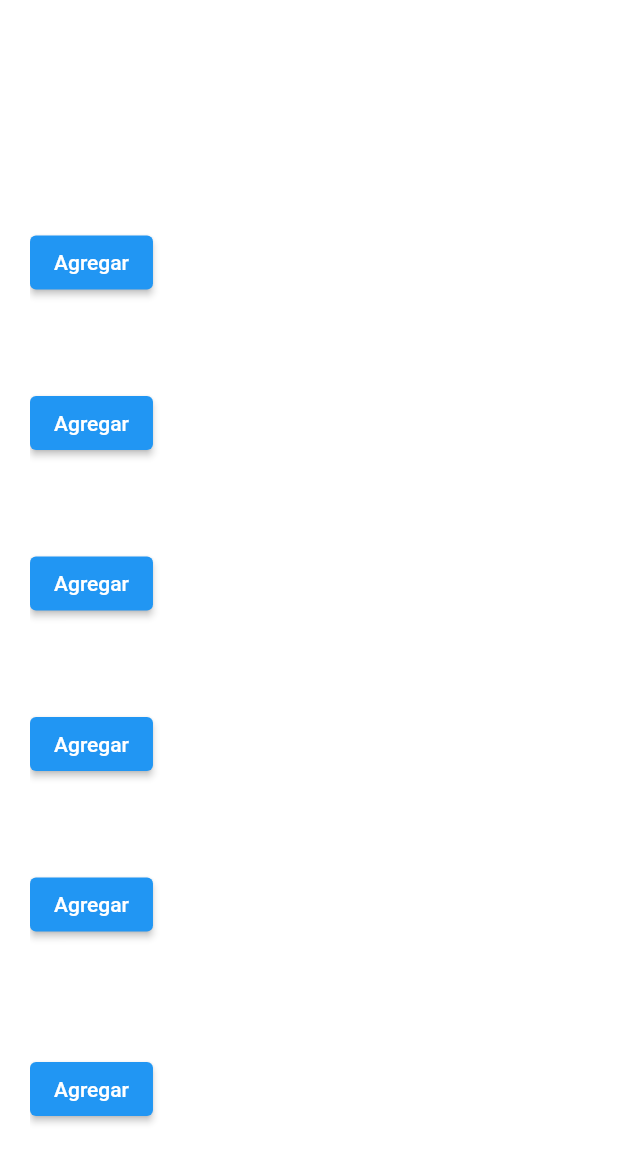
After one commit to cafoga98/TrainingAFD200, a Flutter app: the PizzeriaPage screen opened by its route, after a tap on "Ordenar", on a phone screen of 412 x 824 dp. The commit adds this screen. Shown: the top 1163 px of the screen. Run offline on Flutter 3.47's test engine with Material 2 defaults, Android fonts, the phone set to English and light mode, and no system bars.

Commit message:
Ejercicio pizzeria

```diff
--- a/lib/core/constant/styles/text_styles.dart
+++ b/lib/core/constant/styles/text_styles.dart
@@ -5,8 +5,8 @@ class TextStyles {
     headlineLarge: TextStyle(fontSize: 30.0, fontWeight: FontWeight.bold, color: Colors.black54),
     displayLarge: TextStyle(fontSize: 72.0, fontWeight: FontWeight.bold),
     titleLarge: TextStyle(fontSize: 36.0, fontStyle: FontStyle.italic),
+    bodyLarge: TextStyle(fontSize: 25.0, fontWeight: FontWeight.w700),
     bodyMedium: TextStyle(fontSize: 20.0, fontWeight: FontWeight.w700),
     bodySmall: TextStyle(fontSize: 14.0, fontWeight: FontWeight.w400),
-
   );
 }
--- a/lib/main.dart
+++ b/lib/main.dart
@@ -3,6 +3,9 @@ import 'package:grilles/core/constant/styles/text_styles.dart';
 import 'package:grilles/core/presentation/home_page.dart';
 import 'package:grilles/count/presentation/pages/page_count.dart';
 import 'package:grilles/grilles/presentation/pages/page_grilles.dart';
+import 'package:grilles/pizzeria/presentation/pages/menu.dart';
+import 'package:grilles/pizzeria/presentation/pages/order_here.dart';
+import 'package:grilles/pizzeria/presentation/pages/pizzeria_page.dart';
 
 void main() {
   runApp(const MyApp());
@@ -32,6 +35,9 @@ class MyApp extends StatelessWidget {
         '/': (context) => const HomePage(),
         '/grilles': (context) => const PageGrilles(),
         '/count': (context) => const PageCount(),
+        '/pizzeria': (context) => const PizzeriaPage(),
+        '/menuPizza': (context) => const Menu(),
+        '/order': (context) => const OrderHere(),
       },
     );
   }
--- /dev/null
+++ b/lib/pizzeria/presentation/pages/menu.dart
@@ -0,0 +1,74 @@
+import 'package:flutter/material.dart';
+import 'package:grilles/pizzeria/presentation/widgets/item.dart';
+
+class Menu extends StatelessWidget {
+  const Menu({Key? key}) : super(key: key);
+
+  @override
+  Widget build(BuildContext context) {
+    return Scaffold(
+      backgroundColor: Colors.black,
+      body: Container(
+        padding: const EdgeInsets.all(20),
+        child: Column(
+          crossAxisAlignment: CrossAxisAlignment.start,
+          children: [
+            const SizedBox(
+              height: 30,
+            ),
+            Center(
+              child: Text(
+                'Menu',
+                style: Theme.of(context)
+                    .textTheme
+                    .titleLarge!
+                    .copyWith(color: Colors.greenAccent),
+              ),
+            ),
+            const SizedBox(
+              height: 20,
+            ),
+            const Item(
+              flavor: 'Margarita',
+              price: '18,000',
+              description: 'Queso y salsa de tomate',
+            ),
+            const Item(
+              flavor: 'Hawaiana',
+              price: '22,000',
+              description: 'Queso, jamón y piña',
+            ),
+            const Item(
+              flavor: 'Pepperoni',
+              price: '22,000',
+              description: 'Queso y pepperoni',
+            ),
+            const Item(
+              flavor: 'Vegetariana',
+              price: '24,000',
+              description: 'Queso, champiñones, pimientos y cebolla',
+            ),
+            const Item(
+              flavor: 'Carne',
+              price: '26,000',
+              description: 'Queso, carne molida, tocino y pepperoni',
+            ),
+            const Item(
+              flavor: 'Cuatro Quesos',
+              price: '28,000',
+              description:
+                  'Queso mozzarella, queso gorgonzola, queso parmesano y queso de cabra',
+            ),
+            const Item(
+              flavor: 'Mexicana',
+              price: '28,000',
+              description:
+                  'Queso, carne molida, jalapeños, pimientos y salsa de tomate picante ',
+            ),
+          ],
+        ),
+      ),
+    );
+  }
+
+}
--- /dev/null
+++ b/lib/pizzeria/presentation/pages/order_here.dart
@@ -0,0 +1,137 @@
+import 'package:flutter/material.dart';
+import 'package:grilles/pizzeria/presentation/widgets/item.dart';
+
+class OrderHere extends StatefulWidget {
+  const OrderHere({Key? key}) : super(key: key);
+
+  @override
+  State<OrderHere> createState() => _OrderHereState();
+}
+
+class _OrderHereState extends State<OrderHere> {
+  double totalBill = 0;
+  @override
+  Widget build(BuildContext context) {
+    return Container(
+      padding: const EdgeInsets.all(20),
+      child: ListView(
+        //crossAxisAlignment: CrossAxisAlignment.start,
+        children: [
+          const SizedBox(
+            height: 30,
+          ),
+          Center(
+            child: Text(
+              'Ordena Aqui',
+              style: Theme.of(context)
+                  .textTheme
+                  .titleLarge!
+                  .copyWith(color: Colors.white),
+            ),
+          ),
+          Item(
+            flavor: 'Margarita',
+            price: '18.000',
+            description: 'Queso y salsa de tomate',
+            onPressed: () {
+              setState(() {
+                totalBill += 18.000;
+              });
+            },
+          ),
+          Item(
+            flavor: 'Hawaiana',
+            price: '22.000',
+            description: 'Queso, jamón y piña',
+            onPressed: () {
+              setState(() {
+                totalBill += 22.000;
+              });
+            },
+          ),
+          Item(
+            flavor: 'Pepperoni',
+            price: '22.000',
+            description: 'Queso y pepperoni',
+            onPressed: () {
+              setState(() {
+                totalBill += 22.000;
+              });
+            },
+          ),
+          Item(
+            flavor: 'Vegetariana',
+            price: '24.000',
+            description: 'Queso, champiñones, pimientos y cebolla',
+            onPressed: () {
+              setState(() {
+                totalBill += 24.000;
+              });
+            },
+          ),
+          Item(
+            flavor: 'Carne',
+            price: '26.000',
+            description: 'Queso, carne molida, tocino y pepperoni',
+            onPressed: () {
+              setState(() {
+                totalBill += 26.000;
+              });
+            },
+          ),
+          Item(
+            flavor: 'Cuatro Quesos',
+            price: '28.000',
+            description:
+                'Queso mozzarella, queso gorgonzola, queso parmesano y queso de cabra',
+            onPressed: () {
+              setState(() {
+                totalBill += 28.000;
+              });
+            },
+          ),
+          Item(
+            flavor: 'Mexicana',
+            price: '28.000',
+            description:
+                'Queso, carne molida, jalapeños, pimientos y salsa de tomate picante ',
+            onPressed: () {
+              setState(() {
+                totalBill += 28.000;
+              });
+            },
+          ),
+          const SizedBox(
+            height: 30,
+          ),
+          Text(
+            'Total Facturado',
+            style: Theme.of(context)
+                .textTheme
+                .bodyLarge!
+                .copyWith(color: Colors.white),
+          ),
+          const Divider(
+            color: Colors.white,
+          ),
+          Text(
+            'Valor a pagar: \$${totalBill.toString()}00',
+            style: Theme.of(context)
+                .textTheme
+                .bodyMedium!
+                .copyWith(color: Colors.white),
+          ),
+          const SizedBox(
+            height: 20,
+          ),
+          ElevatedButton(
+            onPressed: () {},
+            child: const Text(
+              'Pagar',
+            ),
+          ),
+        ],
+      ),
+    );
+  }
+}
--- /dev/null
+++ b/lib/pizzeria/presentation/pages/pizzeria_page.dart
@@ -0,0 +1,58 @@
+import 'package:flutter/material.dart';
+import 'package:grilles/pizzeria/models/pizzeria_model.dart';
+import 'package:grilles/pizzeria/presentation/widgets/card_pizzeria.dart';
+
+List<PizzeriaModel> menu = [
+  PizzeriaModel(
+    title: 'Ordenar',
+    image: 'assets/img/order.png',
+    route: '/order',
+  ),
+  PizzeriaModel(
+    title: 'Menu',
+    image: 'assets/img/order.png',
+    route: '/menuPizza',
+  ),
+  PizzeriaModel(
+    title: 'Salir',
+    image: 'assets/img/order.png',
+    route: '/pizzeria',
+  )
+];
+
+class PizzeriaPage extends StatefulWidget {
+  const PizzeriaPage({Key? key}) : super(key: key);
+
+  @override
+  State<PizzeriaPage> createState() => _PizzeriaPageState();
+}
+
+class _PizzeriaPageState extends State<PizzeriaPage> {
+  @override
+  Widget build(BuildContext context) {
+    return Scaffold(
+      backgroundColor: Colors.black,
+      body: Column(
+        children: [
+          Padding(
+            padding: const EdgeInsets.all(50),
+            child: Image.asset('assets/img/pizzeria.png'),
+          ),
+          Container(
+            height: MediaQuery.of(context).size.height / 1.5,
+            width: MediaQuery.of(context).size.width,
+            padding: const EdgeInsets.all(10),
+            child: GridView.count(
+              crossAxisSpacing: 15,
+              mainAxisSpacing: 15,
+              crossAxisCount: 2,
+              children: List.generate(3, (index) {
+                return CardPizzeria(pizzeriaModel: menu[index]);
+              }),
+            ),
+          )
+        ],
+      ),
+    );
+  }
+}
--- /dev/null
+++ b/lib/pizzeria/presentation/widgets/card_pizzeria.dart
@@ -0,0 +1,51 @@
+import 'package:flutter/material.dart';
+import 'package:grilles/pizzeria/models/pizzeria_model.dart';
+
+class CardPizzeria extends StatefulWidget {
+  final PizzeriaModel pizzeriaModel;
+
+  const CardPizzeria({Key? key, required this.pizzeriaModel}) : super(key: key);
+
+  @override
+  State<CardPizzeria> createState() => _CardPizzeriaState();
+}
+
+class _CardPizzeriaState extends State<CardPizzeria> {
+  @override
+  Widget build(BuildContext context) {
+    return GestureDetector(
+      onTap: () => Navigator.pushNamed(
+        context,
+        widget.pizzeriaModel.route,
+      ),
+      child: Container(
+        decoration: BoxDecoration(
+          image: DecorationImage(
+            image: AssetImage(widget.pizzeriaModel.image),
+            opacity: 50,
+            colorFilter: const ColorFilter.mode(
+              Colors.black54,
+              BlendMode.colorBurn,
+            ),
+          ),
+          borderRadius: BorderRadius.circular(10),
+          boxShadow: [
+            BoxShadow(
+              color: Colors.white.withOpacity(0.5),
+              spreadRadius: 2,
+              blurRadius: 3,
+              offset: const Offset(0.9, 0.3), // changes position of shadow
+            ),
+          ],
+        ),
+        child: Center(
+          child: Text(widget.pizzeriaModel.title,
+              style: Theme.of(context)
+                  .textTheme
+                  .bodyMedium!
+                  .copyWith(color: Colors.white)),
+        ),
+      ),
+    );
+  }
+}
--- /dev/null
+++ b/lib/pizzeria/presentation/widgets/item.dart
@@ -0,0 +1,54 @@
+import 'package:flutter/material.dart';
+
+class Item extends StatefulWidget {
+  final String flavor;
+  final String price;
+  final String description;
+  final VoidCallback? onPressed;
+
+  const Item({
+    Key? key,
+    required this.flavor,
+    required this.price,
+    required this.description,
+    this.onPressed
+  }) : super(key: key);
+
+  @override
+  State<Item> createState() => _ItemState();
+}
+
+class _ItemState extends State<Item> {
+
+  @override
+  Widget build(BuildContext context) {
+    return Column(
+      crossAxisAlignment: CrossAxisAlignment.start,
+      children: [
+        const SizedBox(
+          height: 20,
+        ),
+        Text(
+          '${widget.flavor} - \$${widget.price}',
+          style: Theme.of(context)
+              .textTheme
+              .bodyMedium!
+              .copyWith(color: Colors.white),
+        ),
+        Text(
+          widget.description,
+          style: Theme.of(context)
+              .textTheme
+              .bodySmall!
+              .copyWith(color: Colors.white, fontStyle: FontStyle.italic),
+        ),
+        ElevatedButton(
+          onPressed: widget.onPressed,
+          child: const Text(
+            'Agregar',
+          ),
+        )
+      ],
+    );
+  }
+}
--- a/pubspec.yaml
+++ b/pubspec.yaml
@@ -58,9 +58,8 @@ flutter:
   uses-material-design: true
 
   # To add assets to your application, add an assets section, like this:
-  # assets:
-  #   - images/a_dot_burr.jpeg
-  #   - images/a_dot_ham.jpeg
+  assets:
+    - assets/img/
 
   # An image asset can refer to one or more resolution-specific "variants", see
   # https://flutter.dev/assets-and-images/#resolution-aware.
```
Also changed, not shown: lib/core/presentation/home_page.dart (+7 -0 lines), lib/core/presentation/widgets/main_button.dart (+7 -3 lines), lib/pizzeria/models/pizzeria_model.dart (added, +7 -0 lines), assets/img/order.png (added), assets/img/pizzeria.png (added), 2 other files.
